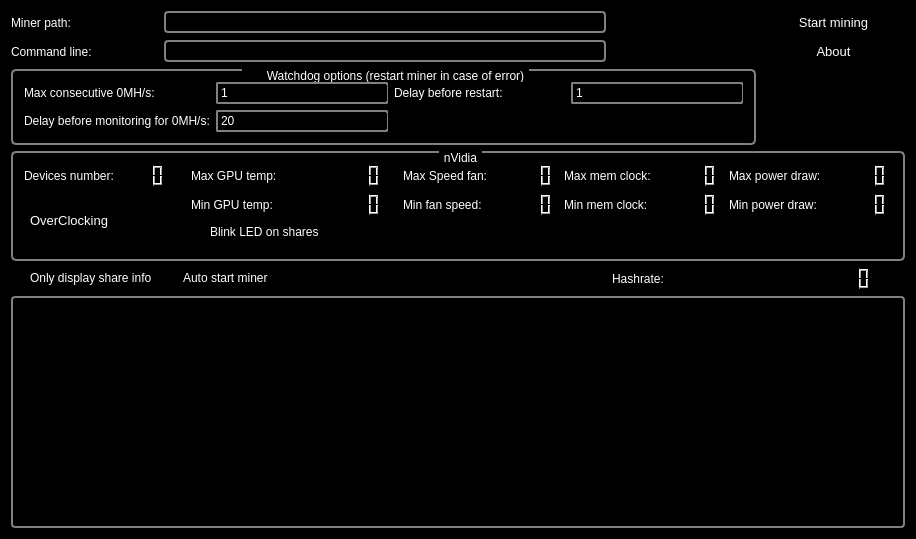
Before: the Qt Designer form mainwindow.ui in orkblutt/MinerLamp, drawn with Qt 5.
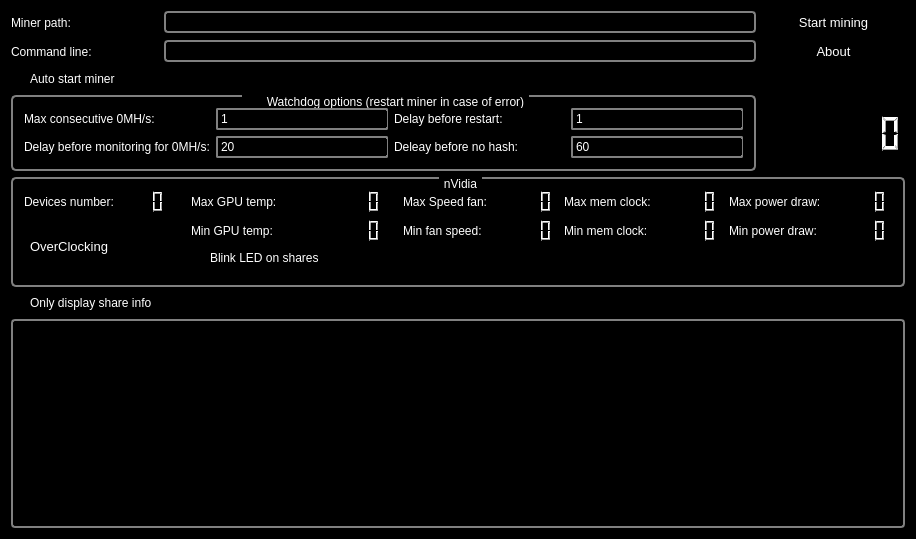
After: the same form once the commit is applied. Icons and pictures are not drawn.

Commit message: adding a watcher to catch no hash

What changed in the file:
```diff
--- a/mainwindow.ui
+++ b/mainwindow.ui
@@ -218,7 +218,55 @@
   </property>
   <widget class="QWidget" name="centralWidget">
    <layout class="QGridLayout" name="gridLayout_2">
-    <item row="3" column="0" colspan="6">
+    <item row="0" column="1" colspan="4">
+     <widget class="QLineEdit" name="lineEditMinerPath"/>
+    </item>
+    <item row="1" column="0">
+     <widget class="QLabel" name="label">
+      <property name="text">
+       <string>Command line:</string>
+      </property>
+     </widget>
+    </item>
+    <item row="0" column="0">
+     <widget class="QLabel" name="label_2">
+      <property name="text">
+       <string>Miner path:</string>
+      </property>
+     </widget>
+    </item>
+    <item row="9" column="0">
+     <widget class="QCheckBox" name="checkBoxOnlyShare">
+      <property name="text">
+       <string>Only display share info</string>
+      </property>
+     </widget>
+    </item>
+    <item row="0" column="5">
+     <widget class="QPushButton" name="pushButton">
+      <property name="text">
+       <string>Start mining</string>
+      </property>
+     </widget>
+    </item>
+    <item row="1" column="5">
+     <widget class="QPushButton" name="pushButtonHelp">
+      <property name="text">
+       <string>About</string>
+      </property>
+     </widget>
+    </item>
+    <item row="10" column="0" colspan="6">
+     <widget class="QTextEdit" name="textEdit">
+      <property name="readOnly">
+       <bool>true</bool>
+      </property>
+     </widget>
+    </item>
+    <item row="1" column="1" colspan="4">
+     <widget class="QLineEdit" name="lineEditArgs"/>
+    </item>
+    <item row="8" column="0" colspan="6">
      <widget class="QGroupBox" name="groupBox">
       <property name="title">
        <string>nVidia</string>
@@ -349,7 +397,7 @@
       </layout>
      </widget>
     </item>
-    <item row="2" column="0" colspan="5">
+    <item row="4" column="0" colspan="5">
      <widget class="QGroupBox" name="groupBoxWatchdog">
       <property name="title">
        <string>Watchdog options (restart miner in case of error)</string>
@@ -406,71 +454,36 @@
          </property>
         </widget>
        </item>
+       <item row="1" column="2">
+        <widget class="QLabel" name="label_7">
+         <property name="text">
+          <string>Deleay before no hash:</string>
+         </property>
+        </widget>
+       </item>
+       <item row="1" column="3">
+        <widget class="QSpinBox" name="spinBoxDelayNoHash">
+         <property name="minimum">
+          <number>30</number>
+         </property>
+         <property name="maximum">
+          <number>120</number>
+         </property>
+         <property name="value">
+          <number>60</number>
+         </property>
+        </widget>
+       </item>
       </layout>
      </widget>
     </item>
-    <item row="0" column="0">
-     <widget class="QLabel" name="label_2">
-      <property name="text">
-       <string>Miner path:</string>
-      </property>
-     </widget>
-    </item>
-    <item row="0" column="1" colspan="3">
-     <widget class="QLineEdit" name="lineEditMinerPath"/>
-    </item>
-    <item row="1" column="0">
-     <widget class="QLabel" name="label">
-      <property name="text">
-       <string>Command line:</string>
-      </property>
-     </widget>
-    </item>
-    <item row="0" column="5">
-     <widget class="QPushButton" name="pushButton">
-      <property name="text">
-       <string>Start mining</string>
-      </property>
-     </widget>
-    </item>
-    <item row="1" column="1" colspan="3">
-     <widget class="QLineEdit" name="lineEditArgs"/>
-    </item>
-    <item row="4" column="0">
-     <widget class="QCheckBox" name="checkBoxOnlyShare">
-      <property name="text">
-       <string>Only display share info</string>
-      </property>
-     </widget>
-    </item>
-    <item row="1" column="5">
-     <widget class="QPushButton" name="pushButtonHelp">
-      <property name="text">
-       <string>About</string>
-      </property>
-     </widget>
-    </item>
-    <item row="4" column="1">
+    <item row="2" column="0">
      <widget class="QCheckBox" name="checkBoxAutoStart">
       <property name="text">
        <string>Auto start miner</string>
       </property>
      </widget>
     </item>
-    <item row="4" column="4">
-     <widget class="QLabel" name="label_7">
-      <property name="text">
-       <string>Hashrate:</string>
-      </property>
-     </widget>
-    </item>
-    <item row="5" column="0" colspan="6">
-     <widget class="QTextEdit" name="textEdit">
-      <property name="readOnly">
-       <bool>true</bool>
-      </property>
-     </widget>
-    </item>
     <item row="4" column="5">
      <widget class="QLCDNumber" name="lcdNumber">
       <property name="digitCount">
```
Left out of the diff: 2 changed lines with no effect on the pictures. The commit also changes 3 other files.
